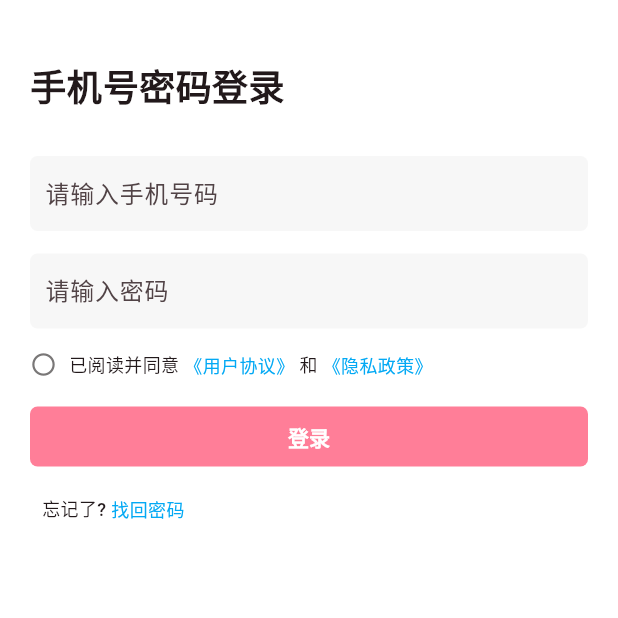
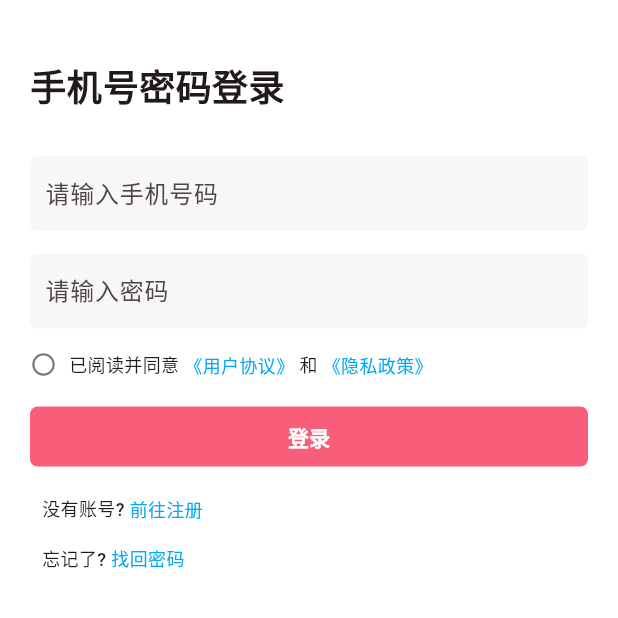
Before and after one commit to pistachio214/SecretBlog, a Flutter app: the screen it shows after launch, on a phone screen of 412 x 824 dp, the top half of it. Run offline on Flutter 3.47's test engine with Material 3 defaults, Android fonts, the light colour scheme and no system bars; our stand-ins replace cached_network_image, easy_refresh, flutter_easyloading, flutter_swiper_view, fluttertoast, get and 1 more; missing offline and left inert: common_utils.

Commit message:
add 添加注册界面框架

```diff
--- a/lib/routers/app_routes_generate.dart
+++ b/lib/routers/app_routes_generate.dart
@@ -10,6 +10,7 @@ import 'package:talk/ui/main/view.dart';
 import 'package:talk/ui/member/view.dart';
 import 'package:talk/ui/message_private_chat/view.dart';
 import 'package:talk/ui/privacy_policy/view.dart';
+import 'package:talk/ui/register/view.dart';
 import 'package:talk/ui/topic_detail/view.dart';
 import 'package:talk/ui/dynamic_detail/view.dart';
 import 'package:talk/ui/login/view.dart';
@@ -22,6 +23,10 @@ class AppRoutesGenerate {
       AppRoutes.login,
       () => LoginPage(),
       transition: Transition.rightToLeft,
+    ),
+    AppRoutesModels(
+      AppRoutes.register,
+      () => RegisterPage(),
     ),
     AppRoutesModels(
       AppRoutes.userAgreement,
--- a/lib/ui/login/logic.dart
+++ b/lib/ui/login/logic.dart
@@ -25,6 +25,11 @@ class LoginLogic extends GetxController {
     Get.toNamed(AppRoutes.privacyPolicy);
   }
 
+  /// 前往注册界面
+  void goRegister() {
+    Get.toNamed(AppRoutes.register);
+  }
+
   /// 找回密码
   void retrievePassword() {
     ToastUtil.shotToast("内测阶段,找回密码请联系管理员！");
--- a/lib/ui/login/view.dart
+++ b/lib/ui/login/view.dart
@@ -154,7 +154,7 @@ class LoginPage extends StatelessWidget {
                     ),
                   ),
                   backgroundColor:
-                      WidgetStateProperty.all(const Color(0xffFF7E98)),
+                      WidgetStateProperty.all(const Color(0xfff85e7a)),
                 ),
                 onPressed: () => logic.loginAction(),
                 child: const Text(
@@ -166,6 +166,34 @@ class LoginPage extends StatelessWidget {
                   ),
                 ),
               ),
+              const SizedBox(height: 15),
+              Row(
+                mainAxisAlignment: MainAxisAlignment.start,
+                crossAxisAlignment: CrossAxisAlignment.center,
+                children: [
+                  const SizedBox(width: 8),
+                  const Text(
+                    "没有账号? ",
+                    style: TextStyle(
+                      fontSize: 12.0,
+                      fontWeight: FontWeight.w500,
+                    ),
+                  ),
+                  InkWell(
+                    onTap: () => logic.goRegister(),
+                    overlayColor: WidgetStateProperty.all(Colors.transparent),
+                    child: const Text(
+                      "前往注册",
+                      style: TextStyle(
+                        fontSize: 12.0,
+                        color: Colors.lightBlue,
+                        fontWeight: FontWeight.w500,
+                      ),
+                    ),
+                  ),
+                ],
+              ),
+
               const SizedBox(height: 15),
               Row(
                 mainAxisAlignment: MainAxisAlignment.start,
@@ -192,7 +220,8 @@ class LoginPage extends StatelessWidget {
                     ),
                   ),
                 ],
-              )
+              ),
+
             ],
           ),
         ),
--- /dev/null
+++ b/lib/ui/register/state.dart
@@ -0,0 +1,5 @@
+class RegisterState {
+  RegisterState() {
+    ///Initialize variables
+  }
+}
```
Also changed, not shown: lib/ui/register/logic.dart (added, +7 -0 lines), lib/ui/register/view.dart (added, +18 -0 lines).
